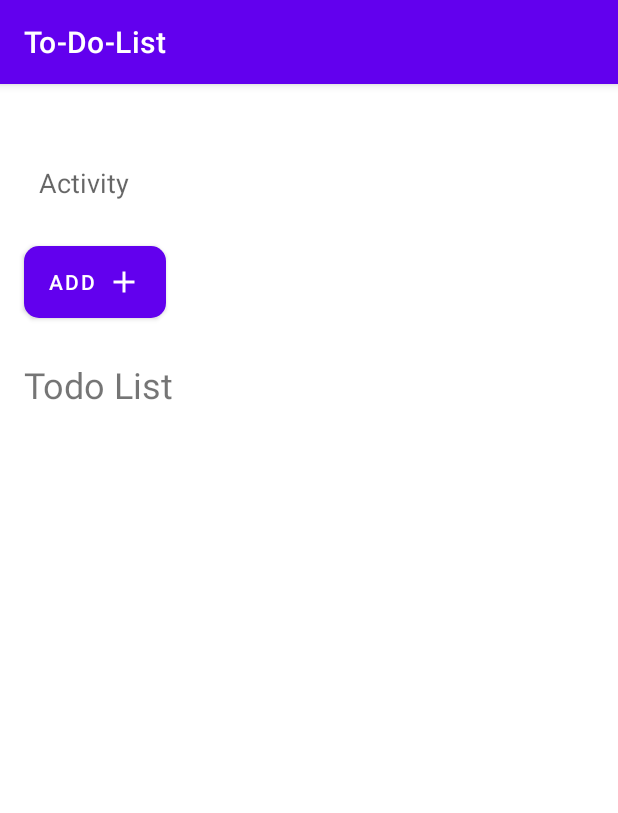
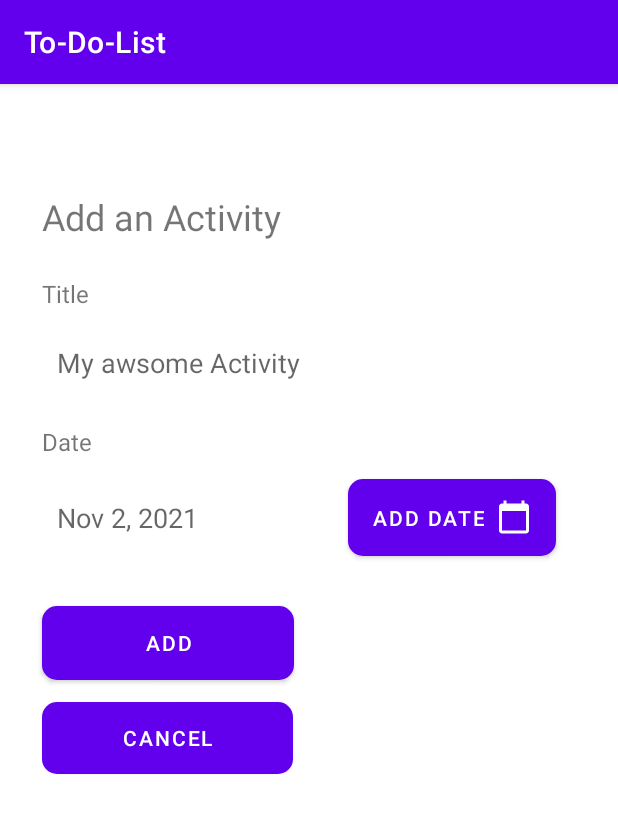
Before and after one commit to AazamJutt/Mobile-Computing, an Android app: the screen it shows after launch (MainActivity before the commit, AddActivity after it), on a phone screen of 412 x 824 dp. Shown: the top 813 px of the screen. Run offline under Robolectric (Android 15) with nearby library versions, the phone set to English and light mode, and no system bars.

Commit message:
created add todo activity

```diff
--- a/app/src/main/AndroidManifest.xml
+++ b/app/src/main/AndroidManifest.xml
@@ -1,8 +1,6 @@
 <?xml version="1.0" encoding="utf-8"?>
 <manifest xmlns:android="http://schemas.android.com/apk/res/android"
     package="com.example.to_do_list">
-    <uses-permission android:name="android.permission.READ_EXTERNAL_STORAGE"/>
-    <uses-permission android:name="android.permission.WRITE_EXTERNAL_STORAGE"/>
 
     <application
         android:allowBackup="true"
@@ -12,7 +10,7 @@
         android:supportsRtl="true"
         android:theme="@style/Theme.ToDoList">
         <activity
-            android:name=".MainActivity"
+            android:name=".AddActivity"
             android:exported="true">
             <intent-filter>
                 <action android:name="android.intent.action.MAIN" />
--- /dev/null
+++ b/app/src/main/java/com/example/to_do_list/AddActivity.java
@@ -0,0 +1,48 @@
+package com.example.to_do_list;
+
+import android.app.DatePickerDialog;
+import android.os.Bundle;
+import android.view.View;
+import android.widget.Button;
+import android.widget.DatePicker;
+import android.widget.EditText;
+import android.widget.LinearLayout;
+
+import androidx.appcompat.app.AppCompatActivity;
+import androidx.fragment.app.DialogFragment;
+
+import java.text.DateFormat;
+import java.time.LocalDateTime;
+import java.util.ArrayList;
+import java.util.Calendar;
+import java.util.Date;
+
+public class AddActivity  extends AppCompatActivity implements DatePickerDialog.OnDateSetListener {
+    Button datepicker;
+    EditText dateText;
+    @Override
+    protected void onCreate(Bundle savedInstanceState) {
+        super.onCreate(savedInstanceState);
+        setContentView(R.layout.add_activity);
+        datepicker = findViewById(R.id.addDate);
+        dateText = findViewById(R.id.dateText);
+        dateText.setHint(DateFormat.getDateInstance().format(new Date()));
+        datepicker.setOnClickListener(new View.OnClickListener() {
+            @Override
+            public void onClick(View v) {
+                DialogFragment picker = new DatePickerFragment();
+                picker.show(getSupportFragmentManager(),"date picker");
+            }
+        });
+    }
+
+    @Override
+    public void onDateSet(DatePicker view, int year, int month, int dayOfMonth) {
+        Calendar calendar = Calendar.getInstance();
+        calendar.set(Calendar.YEAR,year);
+        calendar.set(Calendar.MONTH,month);
+        calendar.set(Calendar.DAY_OF_MONTH,dayOfMonth);
+        String date = DateFormat.getDateInstance().format(calendar.getTime());
+        this.dateText.setText(date);
+    }
+}
--- /dev/null
+++ b/app/src/main/java/com/example/to_do_list/DatePickerFragment.java
@@ -0,0 +1,23 @@
+package com.example.to_do_list;
+
+import android.app.DatePickerDialog;
+import android.app.Dialog;
+import android.os.Bundle;
+
+import androidx.annotation.NonNull;
+import androidx.annotation.Nullable;
+import androidx.fragment.app.DialogFragment;
+
+import java.util.Calendar;
+
+public class DatePickerFragment extends DialogFragment {
+    @NonNull
+    @Override
+    public Dialog onCreateDialog(@Nullable Bundle savedInstanceState) {
+        Calendar calendar = Calendar.getInstance();
+        int year = calendar.get(Calendar.YEAR);
+        int month = calendar.get(Calendar.MONTH);
+        int day = calendar.get(Calendar.DAY_OF_MONTH);
+        return new DatePickerDialog(getActivity(),(DatePickerDialog.OnDateSetListener) getActivity(),year,month,day);
+    }
+}
--- a/app/src/main/java/com/example/to_do_list/MainActivity.java
+++ b/app/src/main/java/com/example/to_do_list/MainActivity.java
@@ -1,6 +1,7 @@
 package com.example.to_do_list;
 
 import androidx.appcompat.app.AppCompatActivity;
+import androidx.constraintlayout.widget.ConstraintLayout;
 import androidx.core.app.ActivityCompat;
 import androidx.core.content.ContextCompat;
 
@@ -12,6 +13,7 @@ import android.icu.number.ScientificNotation;
 import android.os.Bundle;
 import android.os.Environment;
 import android.view.View;
+import android.view.ViewGroup;
 import android.widget.Button;
 import android.widget.CheckBox;
 import android.widget.CompoundButton;
@@ -40,7 +42,7 @@ public class MainActivity extends AppCompatActivity implements View.OnClickListe
     LinearLayout todoList;
     Button addActivity;
     EditText textInfo;
-    ArrayList<Activity> activityList;
+    public static ArrayList<Activity> activityList;
     private static final String FIELANAME = "todolist.txt";
     @Override
     protected void onCreate(Bundle savedInstanceState) {
@@ -54,6 +56,18 @@ public class MainActivity extends AppCompatActivity implements View.OnClickListe
         textInfo = (EditText) findViewById(R.id.activityInfo);
         readData();
     }
+    public void goToAddActivity(View view) {
+        Intent intent = new Intent(this, AddActivity.class);
+        startActivity(intent);
+    }
+
+    private void setMargins (View view, int left, int top, int right, int bottom) {
+        if (view.getLayoutParams() instanceof ViewGroup.MarginLayoutParams) {
+            ViewGroup.MarginLayoutParams p = (ViewGroup.MarginLayoutParams) view.getLayoutParams();
+            p.setMargins(left, top, right, bottom);
+            view.requestLayout();
+        }
+    }
 
     public void addActivity(String info,boolean status){
         if(info.equals(""))
@@ -61,8 +75,11 @@ public class MainActivity extends AppCompatActivity implements View.OnClickListe
         final View todoActivity = getLayoutInflater().inflate(R.layout.todo_activity,null,false);
         TextView activity = (TextView) todoActivity.findViewById(R.id.activity_info);
         CheckBox checkBox = (CheckBox) todoActivity.findViewById(R.id.activity_status);
+        ConstraintLayout.LayoutParams params = (ConstraintLayout.LayoutParams) todoActivity.getLayoutParams();
         Activity new_activity = new Activity(info,status);
         activityList.add(new_activity);
+        int n = 20;
+        setMargins(todoActivity,n,n,n,n);
         activity.setText(new_activity.getActivityInfo());
         if(status){
             activity.setPaintFlags(activity.getPaintFlags() | Paint.STRIKE_THRU_TEXT_FLAG);
--- /dev/null
+++ b/app/src/main/res/drawable/ic_calendar.xml
@@ -0,0 +1,5 @@
+<vector android:height="24dp" android:tint="#FFFFFF"
+    android:viewportHeight="24" android:viewportWidth="24"
+    android:width="24dp" xmlns:android="http://schemas.android.com/apk/res/android">
+    <path android:fillColor="@android:color/white" android:pathData="M20,3h-1L19,1h-2v2L7,3L7,1L5,1v2L4,3c-1.1,0 -2,0.9 -2,2v16c0,1.1 0.9,2 2,2h16c1.1,0 2,-0.9 2,-2L22,5c0,-1.1 -0.9,-2 -2,-2zM20,21L4,21L4,8h16v13z"/>
+</vector>
--- a/app/src/main/res/layout/activity_main.xml
+++ b/app/src/main/res/layout/activity_main.xml
@@ -51,7 +51,11 @@
     <ScrollView
         android:layout_width="387dp"
         android:layout_height="537dp"
+        android:layout_marginLeft="10dp"
         android:layout_marginTop="32dp"
+        android:layout_marginRight="10dp"
+        android:paddingLeft="10dp"
+        android:paddingRight="10dp"
         app:layout_constraintEnd_toEndOf="parent"
         app:layout_constraintHorizontal_bias="0.666"
         app:layout_constraintStart_toStartOf="parent"
--- /dev/null
+++ b/app/src/main/res/layout/add_activity.xml
@@ -0,0 +1,111 @@
+<?xml version="1.0" encoding="utf-8"?>
+<androidx.constraintlayout.widget.ConstraintLayout xmlns:android="http://schemas.android.com/apk/res/android"
+    xmlns:app="http://schemas.android.com/apk/res-auto"
+    xmlns:tools="http://schemas.android.com/tools"
+    android:layout_width="match_parent"
+    android:layout_height="match_parent">
+
+    <Button
+        android:id="@+id/addActivity3"
+        android:layout_width="168dp"
+        android:layout_height="49dp"
+        android:layout_marginStart="28dp"
+        android:layout_marginTop="348dp"
+        android:background="@drawable/round_button"
+        android:text="Add"
+        app:cornerRadius="?attr/dialogCornerRadius"
+        app:layout_constraintStart_toStartOf="parent"
+        app:layout_constraintTop_toTopOf="parent" />
+
+    <Button
+        android:id="@+id/addActivity5"
+        android:layout_width="167dp"
+        android:layout_height="48dp"
+        android:layout_marginStart="28dp"
+        android:layout_marginTop="412dp"
+        android:background="@drawable/round_grey"
+        android:text="Cancel"
+        app:cornerRadius="?attr/dialogCornerRadius"
+        app:layout_constraintStart_toStartOf="parent"
+        app:layout_constraintTop_toTopOf="parent" />
+
+    <Button
+        android:id="@+id/addDate"
+        android:layout_width="wrap_content"
+        android:layout_height="51dp"
+        android:layout_marginStart="232dp"
+        android:layout_marginTop="52dp"
+        android:background="@drawable/round_button"
+        android:drawableRight="@drawable/ic_calendar"
+        android:text="Add Date"
+        app:cornerRadius="?attr/dialogCornerRadius"
+        app:layout_constraintStart_toStartOf="parent"
+        app:layout_constraintTop_toBottomOf="@+id/activityInfo2" />
+
+    <EditText
+        android:id="@+id/dateText"
+        android:layout_width="191dp"
+        android:layout_height="50dp"
+        android:layout_marginTop="264dp"
+        android:background="@drawable/round_grey"
+        android:ems="10"
+        android:focusable="false"
+        android:hint="Title"
+        android:inputType="textPersonName"
+        android:minHeight="48dp"
+        android:paddingLeft="10dp"
+        app:layout_constraintEnd_toEndOf="parent"
+        app:layout_constraintHorizontal_bias="0.127"
+        app:layout_constraintStart_toStartOf="parent"
+        app:layout_constraintTop_toTopOf="parent" />
+
+    <EditText
+        android:id="@+id/activityInfo2"
+        android:layout_width="351dp"
+        android:layout_height="51dp"
+        android:layout_marginTop="160dp"
+        android:background="@drawable/round_grey"
+        android:ems="10"
+        android:hint="My awsome Activity"
+        android:inputType="textPersonName"
+        android:minHeight="48dp"
+        android:paddingLeft="10dp"
+        app:layout_constraintEnd_toEndOf="parent"
+        app:layout_constraintHorizontal_bias="0.466"
+        app:layout_constraintStart_toStartOf="parent"
+        app:layout_constraintTop_toTopOf="parent" />
+
+    <TextView
+        android:id="@+id/textView2"
+        android:layout_width="wrap_content"
+        android:layout_height="wrap_content"
+        android:layout_marginStart="28dp"
+        android:layout_marginTop="72dp"
+        android:text="Add an Activity"
+        android:textSize="24sp"
+        app:layout_constraintStart_toStartOf="parent"
+        app:layout_constraintTop_toTopOf="parent" />
+
+    <TextView
+        android:id="@+id/textView3"
+        android:layout_width="wrap_content"
+        android:layout_height="wrap_content"
+        android:layout_marginStart="28dp"
+        android:layout_marginTop="16dp"
+        android:text="Date"
+        android:textSize="16sp"
+        app:layout_constraintStart_toStartOf="parent"
+        app:layout_constraintTop_toBottomOf="@+id/activityInfo2" />
+
+    <TextView
+        android:id="@+id/textView4"
+        android:layout_width="wrap_content"
+        android:layout_height="wrap_content"
+        android:layout_marginStart="28dp"
+        android:layout_marginTop="24dp"
+        android:text="Title"
+        android:textSize="16sp"
+        app:layout_constraintStart_toStartOf="parent"
+        app:layout_constraintTop_toBottomOf="@+id/textView2" />
+
+</androidx.constraintlayout.widget.ConstraintLayout>
--- a/app/src/main/res/layout/todo_activity.xml
+++ b/app/src/main/res/layout/todo_activity.xml
@@ -1,11 +1,15 @@
 <?xml version="1.0" encoding="utf-8"?>
 <LinearLayout xmlns:android="http://schemas.android.com/apk/res/android"
     xmlns:app="http://schemas.android.com/apk/res-auto"
+    android:id="@+id/linearLayout"
     android:layout_width="match_parent"
     android:layout_height="wrap_content"
+    android:layout_marginTop="20dp"
+    android:layout_marginBottom="20dp"
+    android:background="@drawable/round_grey"
     android:orientation="horizontal"
-    android:paddingTop="8dp"
-    android:paddingBottom="8dp">
+    android:paddingTop="15dp"
+    android:paddingBottom="15dp">
 
     <CheckBox
         android:id="@+id/activity_status"
@@ -29,9 +33,9 @@
         android:id="@+id/image_remove"
         android:layout_width="25dp"
         android:layout_height="25dp"
+        android:layout_gravity="center_vertical"
+        android:layout_marginLeft="5dp"
         android:layout_marginRight="10dp"
-        android:layout_marginLeft="5dp"
-        android:layout_gravity="center_vertical"
         android:src="@drawable/ic_close"
         app:tint="@color/black" />
 </LinearLayout>
```
